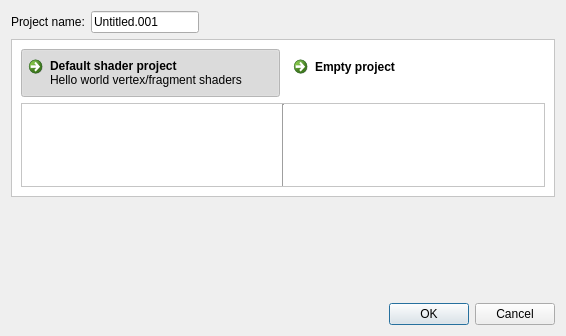
First picture: the form in app/new_wizard.ui, repository tonttu/Shaderkit, before the edit.
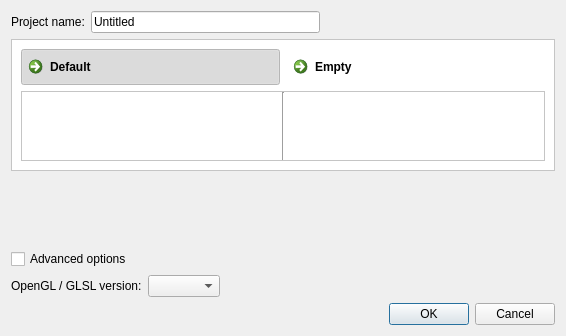
Second picture: the form after the edit. Icons and pictures are not drawn. Custom widgets are drawn as their Qt base class.

Patch:
```diff
--- a/app/new_wizard.ui
+++ b/app/new_wizard.ui
@@ -21,14 +21,14 @@
      </property>
     </widget>
    </item>
-   <item row="0" column="1" colspan="2">
-    <widget class="QLineEdit" name="lineEdit">
+   <item row="0" column="1">
+    <widget class="QLineEdit" name="name">
      <property name="text">
-      <string>Untitled.001</string>
+      <string>Untitled</string>
      </property>
     </widget>
    </item>
-   <item row="1" column="0" rowspan="2" colspan="4">
+   <item row="1" column="0" rowspan="2" colspan="3">
     <widget class="QFrame" name="frame_2">
      <property name="palette">
       <palette>
@@ -107,7 +107,7 @@
       <item row="0" column="0">
        <widget class="QCommandLinkButton" name="default_project">
         <property name="text">
-         <string>Default shader project</string>
+         <string>Default</string>
         </property>
         <property name="icon">
          <iconset resource="../gfx/gfx.qrc">
@@ -120,15 +120,12 @@
         <property name="checked">
          <bool>true</bool>
         </property>
-        <property name="description">
-         <string>Hello world vertex/fragment shaders</string>
-        </property>
        </widget>
       </item>
       <item row="0" column="1">
        <widget class="QCommandLinkButton" name="empty_project">
         <property name="text">
-         <string>Empty project</string>
+         <string>Empty</string>
         </property>
         <property name="icon">
          <iconset resource="../gfx/gfx.qrc">
@@ -172,7 +169,7 @@
               <x>0</x>
               <y>0</y>
               <width>255</width>
-              <height>95</height>
+              <height>82</height>
              </rect>
             </property>
             <layout class="QVBoxLayout" name="list_layout"/>
@@ -193,7 +190,7 @@
               <x>0</x>
               <y>0</y>
               <width>256</width>
-              <height>95</height>
+              <height>82</height>
              </rect>
             </property>
             <layout class="QVBoxLayout" name="preview_layout"/>
@@ -213,7 +210,117 @@
      </layout>
     </widget>
    </item>
-   <item row="3" column="3">
+   <item row="6" column="2">
+    <widget class="QDialogButtonBox" name="buttonBox">
+     <property name="orientation">
+      <enum>Qt::Horizontal</enum>
+     </property>
+     <property name="standardButtons">
+      <set>QDialogButtonBox::Cancel|QDialogButtonBox::Ok</set>
+     </property>
+    </widget>
+   </item>
+   <item row="0" column="2">
+    <widget class="QLabel" name="name_error">
+     <property name="palette">
+      <palette>
+       <active>
+        <colorrole role="WindowText">
+         <brush brushstyle="SolidPattern">
+          <color alpha="255">
+           <red>255</red>
+           <green>0</green>
+           <blue>0</blue>
+          </color>
+         </brush>
+        </colorrole>
+       </active>
+       <inactive>
+        <colorrole role="WindowText">
+         <brush brushstyle="SolidPattern">
+          <color alpha="255">
+           <red>255</red>
+           <green>0</green>
+           <blue>0</blue>
+          </color>
+         </brush>
+        </colorrole>
+       </inactive>
+       <disabled>
+        <colorrole role="WindowText">
+         <brush brushstyle="SolidPattern">
+          <color alpha="255">
+           <red>118</red>
+           <green>118</green>
+           <blue>117</blue>
+          </color>
+         </brush>
+        </colorrole>
+       </disabled>
+      </palette>
+     </property>
+     <property name="text">
+      <string/>
+     </property>
+    </widget>
+   </item>
+   <item row="4" column="0" colspan="2">
+    <widget class="ToggleButton" name="advanced_btn">
+     <property name="text">
+      <string>Advanced options</string>
+     </property>
+     <property name="icon">
+      <iconset resource="../gfx/gfx.qrc">
+       <normaloff>:/icons/closed.png</normaloff>
+       <normalon>:/icons/open.png</normalon>:/icons/closed.png</iconset>
+     </property>
+     <property name="iconSize">
+      <size>
+       <width>16</width>
+       <height>16</height>
+      </size>
+     </property>
+    </widget>
+   </item>
+   <item row="5" column="0" colspan="3">
+    <widget class="QFrame" name="advanced">
+     <property name="frameShape">
+      <enum>QFrame::NoFrame</enum>
+     </property>
+     <property name="frameShadow">
+      <enum>QFrame::Raised</enum>
+     </property>
+     <layout class="QGridLayout" name="gridLayout_4">
+      <property name="margin">
+       <number>0</number>
+      </property>
+      <item row="0" column="0">
+       <widget class="QLabel" name="label">
+        <property name="text">
+         <string>OpenGL / GLSL version:</string>
+        </property>
+       </widget>
+      </item>
+      <item row="0" column="1">
+       <widget class="QComboBox" name="renderer"/>
+      </item>
+      <item row="0" column="2">
+       <spacer name="horizontalSpacer">
+        <property name="orientation">
+         <enum>Qt::Horizontal</enum>
+        </property>
+        <property name="sizeHint" stdset="0">
+         <size>
+          <width>40</width>
+          <height>20</height>
+         </size>
+        </property>
+       </spacer>
+      </item>
+     </layout>
+    </widget>
+   </item>
+   <item row="3" column="0">
     <spacer name="verticalSpacer">
      <property name="orientation">
       <enum>Qt::Vertical</enum>
@@ -226,18 +333,20 @@
      </property>
     </spacer>
    </item>
-   <item row="4" column="3">
-    <widget class="QDialogButtonBox" name="buttonBox">
-     <property name="orientation">
-      <enum>Qt::Horizontal</enum>
-     </property>
-     <property name="standardButtons">
-      <set>QDialogButtonBox::Cancel|QDialogButtonBox::Ok</set>
-     </property>
-    </widget>
-   </item>
   </layout>
  </widget>
+ <customwidgets>
+  <customwidget>
+   <class>ToggleButton</class>
+   <extends>QCheckBox</extends>
+   <header>new_wizard.hpp</header>
+  </customwidget>
+  <customwidget>
+   <class>WelcomeButton</class>
+   <extends>QCommandLinkButton</extends>
+   <header>welcome.hpp</header>
+  </customwidget>
+ </customwidgets>
  <resources>
   <include location="../gfx/gfx.qrc"/>
  </resources>
```
Left out of the diff: 8 changed lines with no effect on the pictures.
